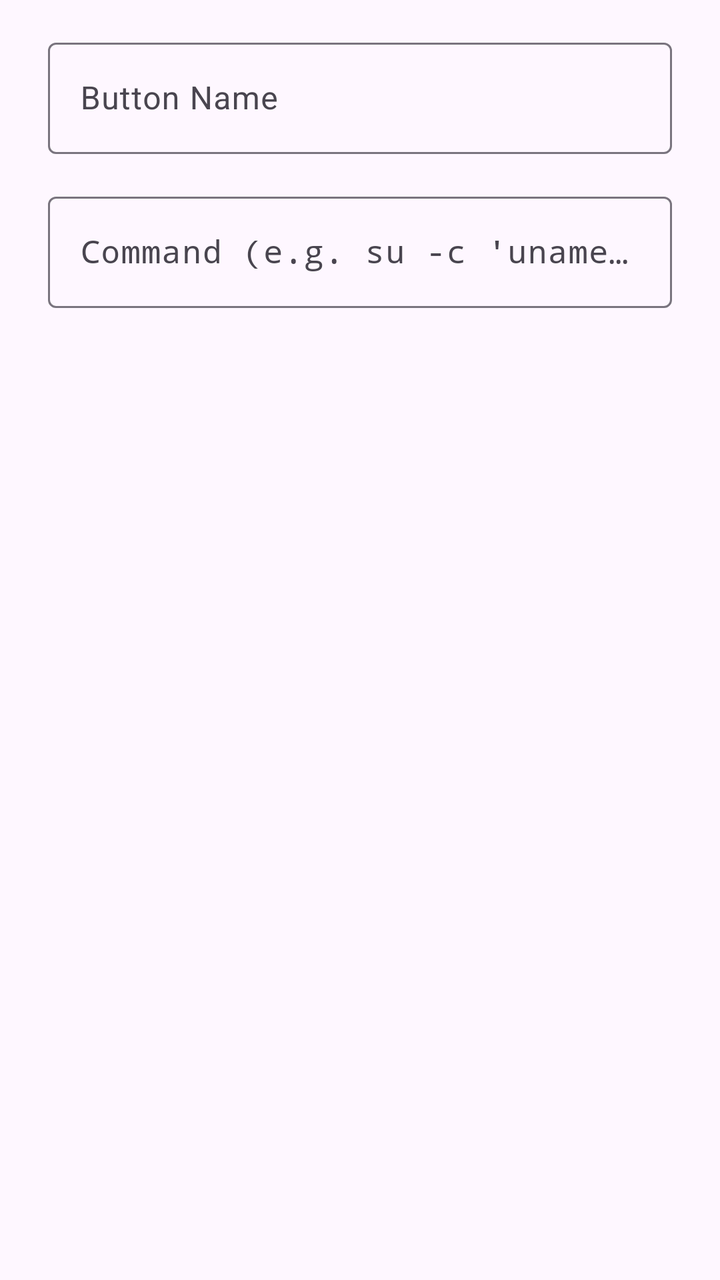
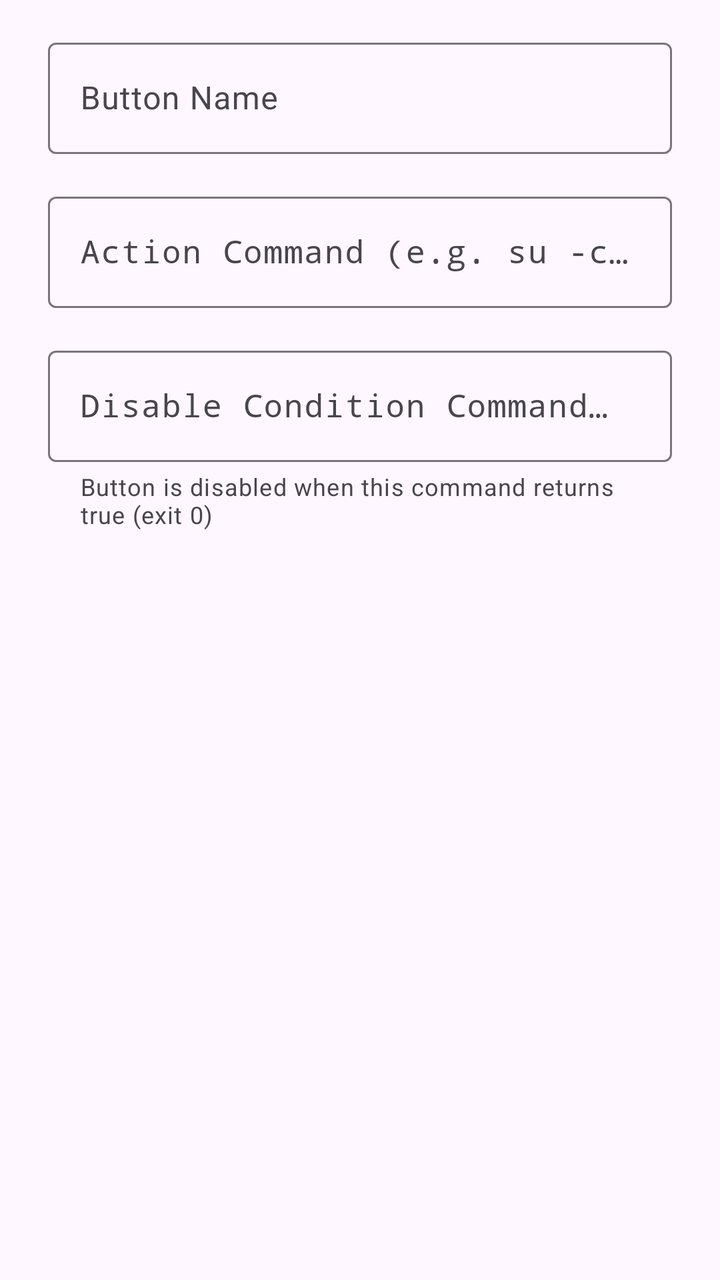

Screens rendered from an Android XML layout before and after an edit, with the pre-edit source and the edit as a unified diff.
<!-- AndroidManifest.xml: application theme Theme.Xray -->
<!-- res/layout/dialog_custom_action.xml -->
<?xml version="1.0" encoding="utf-8"?>
<LinearLayout
    xmlns:android="http://schemas.android.com/apk/res/android"
    android:layout_width="match_parent"
    android:layout_height="wrap_content"
    android:orientation="vertical"
    android:paddingStart="24dp"
    android:paddingEnd="24dp"
    android:paddingTop="16dp"
    android:paddingBottom="8dp">

    <com.google.android.material.textfield.TextInputLayout
        android:id="@+id/layout_action_name"
        android:layout_width="match_parent"
        android:layout_height="wrap_content"
        android:hint="@string/hint_button_name"
        style="@style/Widget.Material3.TextInputLayout.OutlinedBox">

        <com.google.android.material.textfield.TextInputEditText
            android:id="@+id/edit_action_name"
            android:layout_width="match_parent"
            android:layout_height="wrap_content"
            android:inputType="textCapWords"
            android:singleLine="true" />

    </com.google.android.material.textfield.TextInputLayout>

    <com.google.android.material.textfield.TextInputLayout
        android:id="@+id/layout_action_command"
        android:layout_width="match_parent"
        android:layout_height="wrap_content"
        android:layout_marginTop="16dp"
        android:hint="@string/hint_button_command"
        style="@style/Widget.Material3.TextInputLayout.OutlinedBox">

        <com.google.android.material.textfield.TextInputEditText
            android:id="@+id/edit_action_command"
            android:layout_width="match_parent"
            android:layout_height="wrap_content"
            android:typeface="monospace"
            android:inputType="textMultiLine"
            android:maxLines="4" />

    </com.google.android.material.textfield.TextInputLayout>

</LinearLayout>
<!-- resources referenced by this layout -->
<resources>
  <string name="hint_button_command">Command (e.g. su -c \'uname -a\')</string>
  <string name="hint_button_name">Button Name</string>
  <style name="Theme.Xray" parent="Theme.Material3.DayNight.NoActionBar">
          <item name="android:statusBarColor">@android:color/transparent</item>
          <item name="android:navigationBarColor">@android:color/transparent</item>
          <item name="android:windowLightStatusBar">true</item>
          <item name="android:windowLightNavigationBar">true</item>
      </style>
</resources>

<!-- the commit's change to res/layout/dialog_custom_action.xml (unified diff, before → after) -->
@@ -1,6 +1,7 @@
 <?xml version="1.0" encoding="utf-8"?>
 <LinearLayout
     xmlns:android="http://schemas.android.com/apk/res/android"
+    xmlns:app="http://schemas.android.com/apk/res-auto"
     android:layout_width="match_parent"
     android:layout_height="wrap_content"
     android:orientation="vertical"
@@ -9,6 +10,7 @@
     android:paddingTop="16dp"
     android:paddingBottom="8dp">
 
+    
     <com.google.android.material.textfield.TextInputLayout
         android:id="@+id/layout_action_name"
         android:layout_width="match_parent"
@@ -25,6 +27,7 @@
 
     </com.google.android.material.textfield.TextInputLayout>
 
+    
     <com.google.android.material.textfield.TextInputLayout
         android:id="@+id/layout_action_command"
         android:layout_width="match_parent"
@@ -38,8 +41,27 @@
             android:layout_width="match_parent"
             android:layout_height="wrap_content"
             android:typeface="monospace"
-            android:inputType="textMultiLine"
-            android:maxLines="4" />
+            android:inputType="textMultiLine" />
+
+    </com.google.android.material.textfield.TextInputLayout>
+
+    
+    <com.google.android.material.textfield.TextInputLayout
+        android:id="@+id/layout_action_condition"
+        android:layout_width="match_parent"
+        android:layout_height="wrap_content"
+        android:layout_marginTop="16dp"
+        android:hint="@string/hint_button_condition"
+        app:helperText="@string/helper_button_condition"
+        app:helperTextEnabled="true"
+        style="@style/Widget.Material3.TextInputLayout.OutlinedBox">
+
+        <com.google.android.material.textfield.TextInputEditText
+            android:id="@+id/edit_action_condition"
+            android:layout_width="match_parent"
+            android:layout_height="wrap_content"
+            android:typeface="monospace"
+            android:inputType="textMultiLine" />
 
     </com.google.android.material.textfield.TextInputLayout>
 
<!-- resource entries referenced after the edit -->
@@ -1,6 +1,8 @@
 <!-- resources referenced by this layout -->
 <resources>
-  <string name="hint_button_command">Command (e.g. su -c \'uname -a\')</string>
+  <string name="helper_button_condition">Button is disabled when this command returns true (exit 0)</string>
+  <string name="hint_button_command">Action Command (e.g. su -c \'uname -a\')</string>
+  <string name="hint_button_condition">Disable Condition Command (Optional)</string>
   <string name="hint_button_name">Button Name</string>
   <style name="Theme.Xray" parent="Theme.Material3.DayNight.NoActionBar">
           <item name="android:statusBarColor">@android:color/transparent</item>
